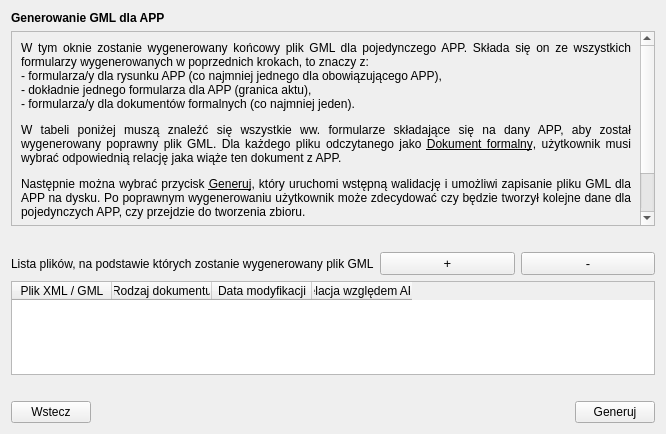
Old version of the form modules/app/views/ui/generowanie_gml_dialog_base.ui in the repository envirosolutionspl/wtyczka_qgis_app.
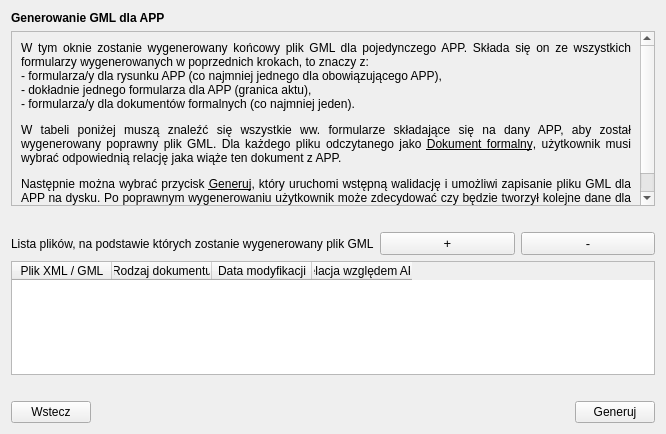
New version of the form.

Commit message: tworzenie APP okno 6/6 - usunięcie opisu dot. zamiany współrzędnych

What changed in the file:
```diff
--- a/modules/app/views/ui/generowanie_gml_dialog_base.ui
+++ b/modules/app/views/ui/generowanie_gml_dialog_base.ui
@@ -50,7 +50,7 @@
         <property name="geometry">
          <rect>
           <x>0</x>
-          <y>0</y>
+          <y>-72</y>
           <width>627</width>
           <height>236</height>
          </rect>
@@ -70,7 +70,7 @@
             </font>
            </property>
            <property name="text">
-            <string>&lt;html&gt;&lt;head/&gt;&lt;body&gt;&lt;p&gt;W tym oknie zostanie wygenerowany końcowy plik GML dla pojedynczego APP. Składa się on ze wszystkich formularzy wygenerowanych w poprzednich krokach, to znaczy z:&lt;br/&gt;- formularza/y dla rysunku APP (co najmniej jednego dla obowiązującego APP),&lt;br/&gt;- dokładnie jednego formularza dla APP (granica aktu),&lt;br/&gt;- formularza/y dla dokumentów formalnych (co najmniej jeden).&lt;/p&gt;&lt;p&gt;W tabeli poniżej muszą znaleźć się wszystkie ww. formularze składające się na dany APP, aby został wygenerowany poprawny plik GML. Dla każdego pliku odczytanego jako &lt;span style=&quot; text-decoration: underline;&quot;&gt;Dokument formalny&lt;/span&gt;, użytkownik musi wybrać odpowiednią relację jaka wiąże ten dokument z APP. &lt;/p&gt;&lt;p&gt;Następnie można wybrać przycisk &lt;span style=&quot; text-decoration: underline;&quot;&gt;Generuj&lt;/span&gt;, który uruchomi wstępną walidację i umożliwi zapisanie pliku GML dla APP na dysku. Po poprawnym wygenerowaniu użytkownik może zdecydować czy będzie tworzył kolejne dane dla pojedynczych APP, czy przejdzie do tworzenia zbioru. &lt;/p&gt;&lt;p&gt;&lt;span style=&quot; font-weight:600;&quot;&gt;Wskazówka&lt;/span&gt;: Aby poprawnie wyświetlić geometrię obiektów należy skorzystać z narzędzia &amp;quot;Zamień współrzędne X i Y&amp;quot;. Szczegółowe informacje znajdują się w &lt;a href=&quot;http://www.gov.pl/zagospodarowanieprzestrzenne/instrukcja-uzytkownika-wtyczka-app&quot;&gt;&lt;span style=&quot; text-decoration: underline; color:#0000ff;&quot;&gt;instrukcji użytkownika&lt;/span&gt;&lt;/a&gt;.&lt;br/&gt;&lt;/p&gt;&lt;/body&gt;&lt;/html&gt;</string>
+            <string>&lt;html&gt;&lt;head/&gt;&lt;body&gt;&lt;p&gt;W tym oknie zostanie wygenerowany końcowy plik GML dla pojedynczego APP. Składa się on ze wszystkich formularzy wygenerowanych w poprzednich krokach, to znaczy z:&lt;br/&gt;- formularza/y dla rysunku APP (co najmniej jednego dla obowiązującego APP),&lt;br/&gt;- dokładnie jednego formularza dla APP (granica aktu),&lt;br/&gt;- formularza/y dla dokumentów formalnych (co najmniej jeden).&lt;/p&gt;&lt;p&gt;W tabeli poniżej muszą znaleźć się wszystkie ww. formularze składające się na dany APP, aby został wygenerowany poprawny plik GML. Dla każdego pliku odczytanego jako &lt;span style=&quot; text-decoration: underline;&quot;&gt;Dokument formalny&lt;/span&gt;, użytkownik musi wybrać odpowiednią relację jaka wiąże ten dokument z APP. &lt;/p&gt;&lt;p&gt;Następnie można wybrać przycisk &lt;span style=&quot; text-decoration: underline;&quot;&gt;Generuj&lt;/span&gt;, który uruchomi wstępną walidację i umożliwi zapisanie pliku GML dla APP na dysku. Po poprawnym wygenerowaniu użytkownik może zdecydować czy będzie tworzył kolejne dane dla pojedynczych APP, czy przejdzie do tworzenia zbioru. &lt;/p&gt;&lt;/body&gt;&lt;/html&gt;</string>
            </property>
            <property name="alignment">
             <set>Qt::AlignJustify|Qt::AlignVCenter</set>
```
The commit also changes 1 other file.
